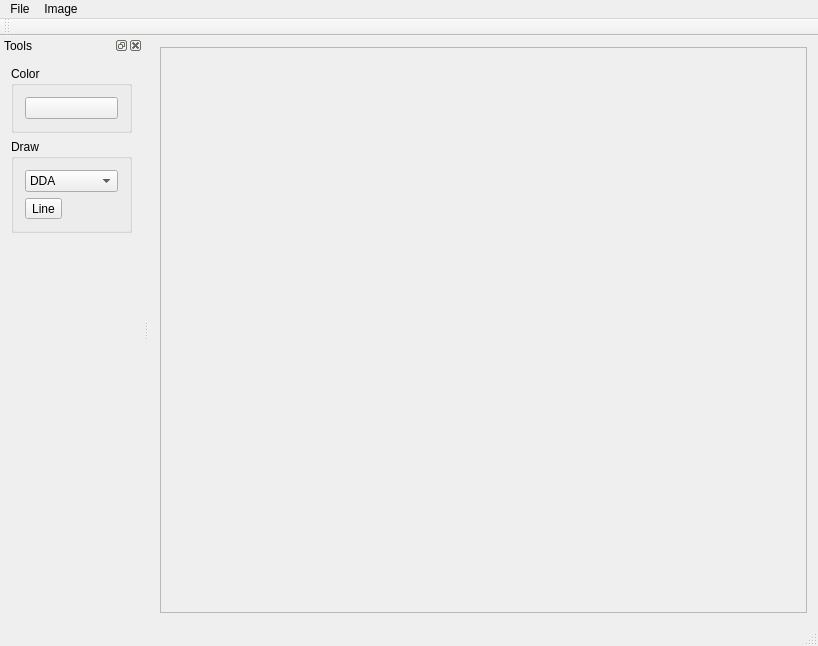
Old version of the form src/ImageViewer.ui in the repository Holikma/Final_project.
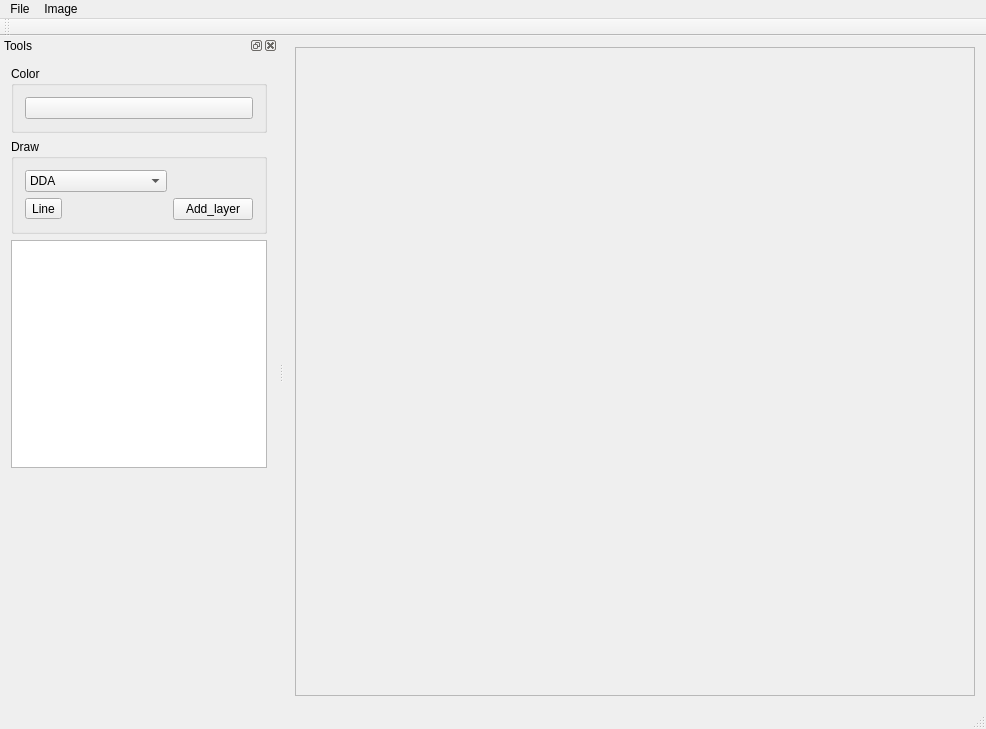
New version of the form.

Diff of the .ui file:
```diff
--- a/src/ImageViewer.ui
+++ b/src/ImageViewer.ui
@@ -6,8 +6,8 @@
    <rect>
     <x>0</x>
     <y>0</y>
-    <width>818</width>
-    <height>646</height>
+    <width>986</width>
+    <height>729</height>
    </rect>
   </property>
   <property name="windowTitle">
@@ -25,8 +25,8 @@
         <rect>
          <x>0</x>
          <y>0</y>
-         <width>679</width>
-         <height>571</height>
+         <width>688</width>
+         <height>654</height>
         </rect>
        </property>
       </widget>
@@ -39,7 +39,7 @@
     <rect>
      <x>0</x>
      <y>0</y>
-     <width>818</width>
+     <width>986</width>
      <height>22</height>
     </rect>
    </property>
@@ -138,9 +138,19 @@
           </item>
          </widget>
         </item>
+        <item row="1" column="2">
+         <widget class="QPushButton" name="pushButtonAddLayer">
+          <property name="text">
+           <string>Add_layer</string>
+          </property>
+         </widget>
+        </item>
        </layout>
       </widget>
      </item>
+     <item>
+      <widget class="QListWidget" name="list_Layers"/>
+     </item>
      <item>
       <spacer name="verticalSpacer">
        <property name="orientation">
```
Left out of the diff: 20 changed lines with no effect on the pictures.
